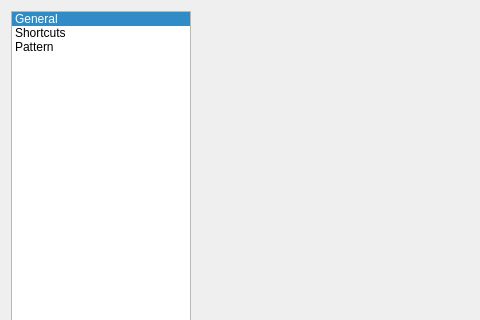
The window that src/app/ostara/dialogs/dialogpreferences.ui (equinox-patterns/Ostara) describes before a commit, drawn with Qt 5; both pictures show x 0 to 480 and y 0 to 320 of the 827 by 522 pixel window.
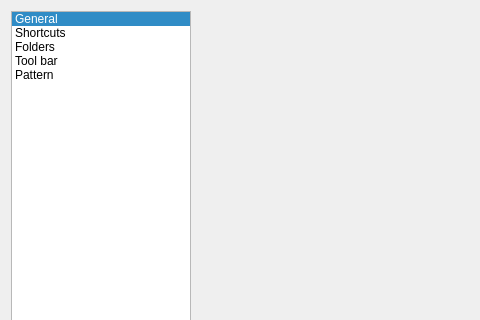
The same window after the commit. Icons and pictures are not drawn.

What changed in the file:
```diff
--- a/src/app/ostara/dialogs/dialogpreferences.ui
+++ b/src/app/ostara/dialogs/dialogpreferences.ui
@@ -59,6 +59,22 @@
          <set>ItemIsSelectable|ItemIsUserCheckable|ItemIsEnabled</set>
         </property>
        </item>
+       <item>
+        <property name="text">
+         <string>Folders</string>
+        </property>
+        <property name="flags">
+         <set>ItemIsSelectable|ItemIsUserCheckable|ItemIsEnabled</set>
+        </property>
+       </item>
+       <item>
+        <property name="text">
+         <string>Tool bar</string>
+        </property>
+        <property name="flags">
+         <set>ItemIsSelectable|ItemIsUserCheckable|ItemIsEnabled</set>
+        </property>
+       </item>
        <item>
         <property name="text">
          <string>Pattern</string>
```
